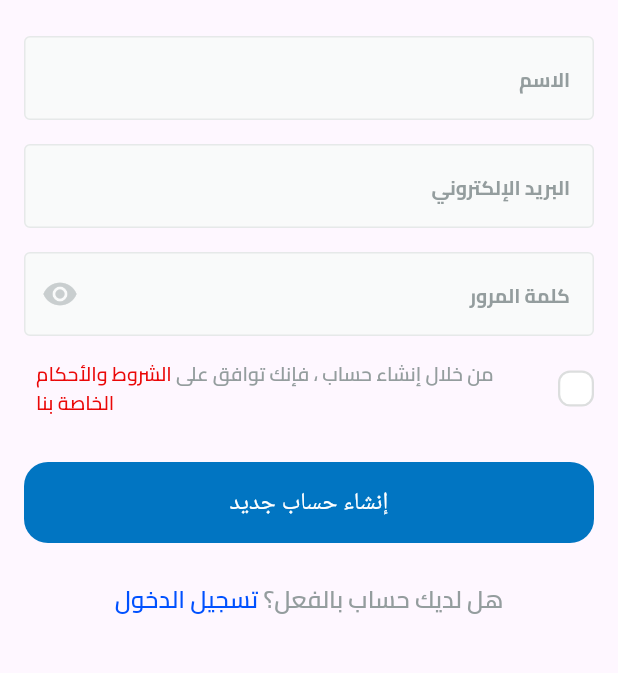
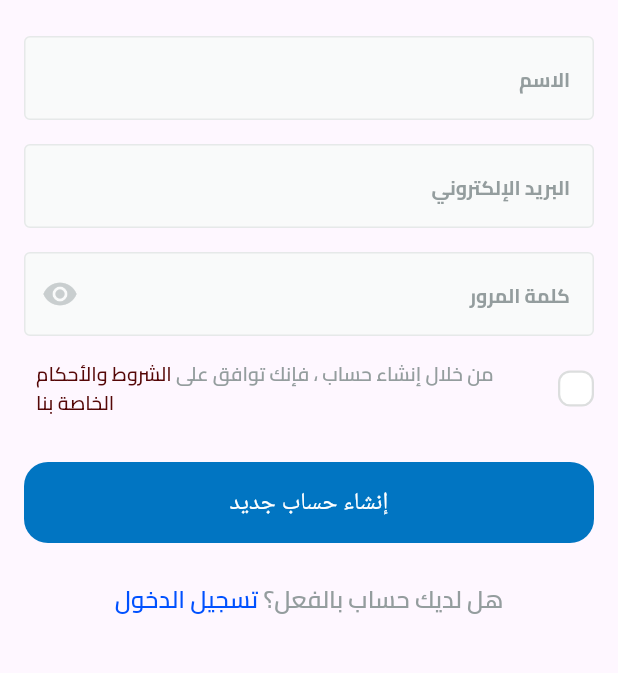
Before and after one commit to youssef336/CiC_final_project, a Flutter app: the SignUpView screen opened by its route, on a phone screen of 412 x 824 dp, the part 84-757 px from its top. Run offline on Flutter 3.47's test engine with Material 3 defaults, Android fonts, the phone set to English and light mode, and no system bars; drawn by our look-alikes of modal_progress_hud_nsn; our stand-ins replace bloc, cloud_firestore, dartz, dots_indicator, equatable, firebase_auth and 7 more; missing offline and left inert: flutter_facebook_auth, flutter_paypal_payment; accounts and stored records are empty.

Commit message:
change color

```diff
--- a/lib/constant.dart
+++ b/lib/constant.dart
@@ -4,7 +4,7 @@ const KhorzontalPadding = 16.0;
 const KTopPadding = 16.0;
 
 const KprimaryColor = Color.fromARGB(255, 0, 81, 255);
-const KprimaryColorLight = Color.fromARGB(255, 234, 8, 8);
+const KprimaryColorLight = Color.fromARGB(255, 85, 7, 7);
 const KprimaryColorDark = Color.fromARGB(255, 0, 81, 255);
 const KsecondaryColor = Color.fromARGB(255, 128, 128, 128);
 
```
